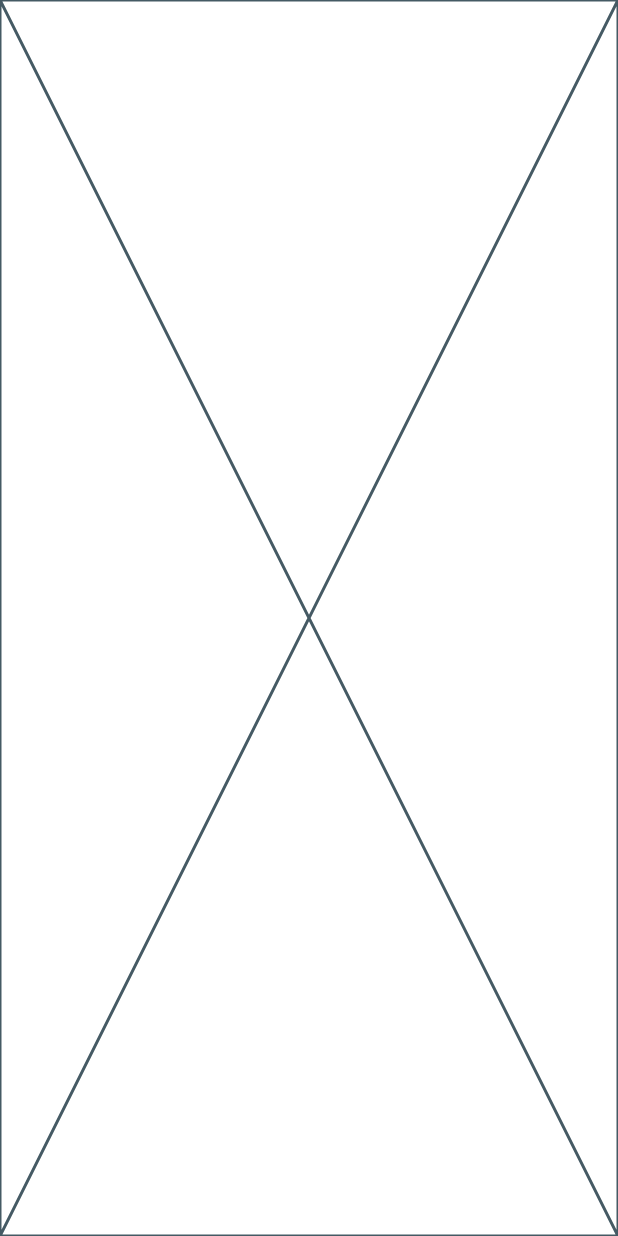
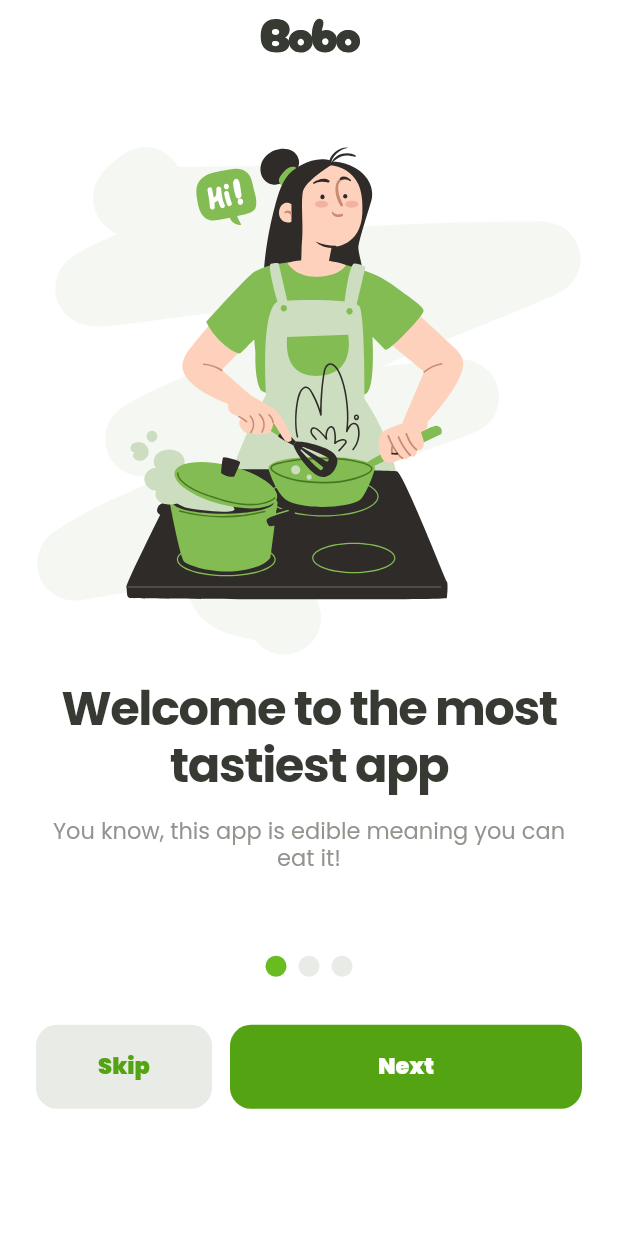
Before and after one commit to MohamedEssami20/app-delivery-food, a Flutter app: the screen it shows after launch, on a phone screen of 412 x 824 dp. Run offline on Flutter 3.47's test engine with Material 3 defaults, Android fonts, the phone set to English and light mode, and no system bars; our stand-ins replace flutter_svg, google_fonts.

Commit message:
create on boarding view body

```diff
--- a/lib/core/utils/assets.dart
+++ b/lib/core/utils/assets.dart
@@ -1,6 +1,42 @@
 // ignore_for_file: prefer_single_quotes
 class Assets {
   Assets._();
+
+  /// Assets for assetsImagesBackgroundOfImageOnBording1
+  /// assets/images/background_of_image_onBording1.svg
+  static const String assetsImagesBackgroundOfImageOnBording1 = "assets/images/background_of_image_onBording1.svg";
+
+  /// Assets for assetsImagesBackgroundOfImageOnBording2
+  /// assets/images/background_of_image_onBording2.svg
+  static const String assetsImagesBackgroundOfImageOnBording2 = "assets/images/background_of_image_onBording2.svg";
+
+  /// Assets for assetsImagesBackgroundOfImageOnBording3
+  /// assets/images/background_of_image_onBording3.svg
+  static const String assetsImagesBackgroundOfImageOnBording3 = "assets/images/background_of_image_onBording3.svg";
+
+  /// Assets for assetsImagesBackgroundOfImageOnBording4
+  /// assets/images/background_of_image_onBording4.svg
+  static const String assetsImagesBackgroundOfImageOnBording4 = "assets/images/background_of_image_onBording4.svg";
+
+  /// Assets for assetsImagesBirthdayGirlBackground
+  /// assets/images/Birthday_girl_background.svg
+  static const String assetsImagesBirthdayGirlBackground = "assets/images/Birthday_girl_background.svg";
+
+  /// Assets for assetsImagesBurgerOnBoardingBackground
+  /// assets/images/Burger_on_boarding_background.svg
+  static const String assetsImagesBurgerOnBoardingBackground = "assets/images/Burger_on_boarding_background.svg";
+
+  /// Assets for assetsImagesChefCookingBackground
+  /// assets/images/Chef_cooking_background.svg
+  static const String assetsImagesChefCookingBackground = "assets/images/Chef_cooking_background.svg";
+
+  /// Assets for assetsImagesDeliveryGuyBackground
+  /// assets/images/Delivery_guy_background.svg
+  static const String assetsImagesDeliveryGuyBackground = "assets/images/Delivery_guy_background.svg";
+
+  /// Assets for assetsImagesLogoText
+  /// assets/images/Logo_text.svg
+  static const String assetsImagesLogoText = "assets/images/Logo_text.svg";
 
   /// Assets for assetsImagesSplash
   /// assets/images/splash.svg
--- /dev/null
+++ b/lib/core/utils/custom_button.dart
@@ -0,0 +1,42 @@
+import 'package:flutter/material.dart';
+
+import '../helper/app_theme_helper.dart';
+
+class CustomButton extends StatelessWidget {
+  const CustomButton({
+    super.key,
+    this.child,
+    this.label,
+    this.onPressed,
+    this.backgroundColor,
+    this.textColor,
+  });
+  final Widget? child;
+  final String? label;
+  final void Function()? onPressed;
+  final Color? backgroundColor, textColor;
+  @override
+  Widget build(BuildContext context) {
+    final theme = AppThemeHelper(context);
+    return ElevatedButton(
+      onPressed: onPressed,
+
+      style: ElevatedButton.styleFrom(
+        elevation: 0.0,
+        backgroundColor: backgroundColor ?? theme.colors.primary600,
+        padding: const EdgeInsets.symmetric(vertical: 15),
+        shape: RoundedRectangleBorder(borderRadius: BorderRadius.circular(14)),
+      ),
+      child:
+          child ??
+          Text(
+            label!,
+            style: theme.textStyles.headlineSmall!.copyWith(
+              color: textColor ?? Colors.white,
+              fontFamily: "Poppins",
+              fontWeight: FontWeight.w900,
+            ),
+          ),
+    );
+  }
+}
--- a/lib/features/on_borading/presentation/views/on_boarding_view.dart
+++ b/lib/features/on_borading/presentation/views/on_boarding_view.dart
@@ -1,3 +1,5 @@
+import 'package:app_delivey_food/core/helper/app_theme_helper.dart';
+import 'package:app_delivey_food/features/on_borading/presentation/views/widgets/on_boarding_view_body.dart';
 import 'package:flutter/material.dart';
 
 class OnBoardingView extends StatelessWidget {
@@ -5,6 +7,9 @@ class OnBoardingView extends StatelessWidget {
   static const String routeName = 'onBoardingView';
   @override
   Widget build(BuildContext context) {
-    return const Placeholder();
+    return Scaffold(
+      backgroundColor: AppThemeHelper(context).colors.grey0,
+      body: SafeArea(child: OnBoardingViewBody()),
+    );
   }
 }
--- /dev/null
+++ b/lib/features/on_borading/presentation/views/widgets/on_boarding_body_item.dart
@@ -0,0 +1,33 @@
+import 'package:flutter/material.dart';
+import 'package:flutter_svg/svg.dart';
+
+import '../../../../../core/utils/assets.dart';
+
+class OnBoardingBodyItem extends StatelessWidget {
+  const OnBoardingBodyItem({
+    super.key,
+  });
+  @override
+  Widget build(BuildContext context) {
+    return SizedBox(
+      width: double.infinity,
+      child: Stack(
+        alignment: Alignment.center,
+        children: [
+          SvgPicture.asset(
+            Assets.assetsImagesBackgroundOfImageOnBording1,
+            width: MediaQuery.of(context).size.width * 0.88,
+          ),
+          Positioned(
+            bottom: -12,
+            left: 25,
+            child: SvgPicture.asset(
+              Assets.assetsImagesChefCookingBackground,
+              height: 400,
+            ),
+          ),
+        ],
+      ),
+    );
+  }
+}
--- /dev/null
+++ b/lib/features/on_borading/presentation/views/widgets/on_boarding_dots_indicator.dart
@@ -0,0 +1,20 @@
+import 'package:flutter/material.dart';
+
+import '../../../../../core/helper/app_theme_helper.dart';
+
+class OnBoardingDotsIndicator extends StatelessWidget {
+  const OnBoardingDotsIndicator({super.key, required this.isActive});
+  final bool isActive;
+  @override
+  Widget build(BuildContext context) {
+    final theme = AppThemeHelper(context);
+    return Container(
+      height: 14,
+      width: 14,
+      decoration: BoxDecoration(
+        shape: BoxShape.circle,
+        color: isActive ? theme.colors.primary500 : theme.colors.grey200,
+      ),
+    );
+  }
+}
--- /dev/null
+++ b/lib/features/on_borading/presentation/views/widgets/on_boarding_view_body.dart
@@ -0,0 +1,80 @@
+import 'package:app_delivey_food/core/helper/app_theme_helper.dart';
+import 'package:app_delivey_food/core/utils/assets.dart';
+import 'package:app_delivey_food/core/utils/custom_button.dart';
+import 'package:flutter/material.dart';
+import 'package:flutter_svg/svg.dart';
+
+import 'on_boarding_body_item.dart';
+import 'on_boarding_dots_indicator.dart';
+
+class OnBoardingViewBody extends StatelessWidget {
+  const OnBoardingViewBody({super.key});
+
+  @override
+  Widget build(BuildContext context) {
+    final theme = AppThemeHelper(context);
+    return Padding(
+      padding: const EdgeInsetsDirectional.only(top: 12, start: 24, end: 24),
+      child: Column(
+        crossAxisAlignment: CrossAxisAlignment.center,
+        spacing: 16,
+        children: [
+          Row(
+            mainAxisAlignment: MainAxisAlignment.center,
+            children: [SvgPicture.asset(Assets.assetsImagesLogoText)],
+          ),
+          const SizedBox(height: 30),
+          OnBoardingBodyItem(),
+          Text(
+            "Welcome to the most tastiest app",
+            style: theme.textStyles.displayMedium!.copyWith(
+              color: theme.colors.typography500,
+              fontFamily: "Poppins",
+              height: 1.2,
+            ),
+            textAlign: TextAlign.center,
+          ),
+          Text(
+            "You know, this app is edible meaning you can eat it!",
+            style: theme.textStyles.titleSmall!.copyWith(
+              color: theme.colors.typography200,
+              fontFamily: "Poppins",
+              height: 1.2,
+            ),
+            textAlign: TextAlign.center,
+          ),
+          const SizedBox(height: 24),
+          Row(
+            mainAxisAlignment: MainAxisAlignment.center,
+            children: const [
+              OnBoardingDotsIndicator(isActive: true),
+              SizedBox(width: 8),
+              OnBoardingDotsIndicator(isActive: false),
+              SizedBox(width: 8),
+              OnBoardingDotsIndicator(isActive: false),
+            ],
+          ),
+          const SizedBox(height: 0),
+          Row(
+            spacing: 12,
+            children: [
+              Expanded(
+                flex: 1,
+                child: CustomButton(
+                  label: "Skip",
+                  onPressed: () {},
+                  backgroundColor: theme.colors.grey200,
+                  textColor: theme.colors.primary600,
+                ),
+              ),
+              Expanded(
+                flex: 2,
+                child: CustomButton(label: "Next", onPressed: () {}),
+              ),
+            ],
+          ),
+        ],
+      ),
+    );
+  }
+}
--- a/lib/main.dart
+++ b/lib/main.dart
@@ -12,7 +12,7 @@ class AppDeliveryFood extends StatelessWidget {
   @override
   Widget build(BuildContext context) {
     return MaterialApp(
-      theme: AppTheme.darkTheme(),
+      theme: AppTheme.lightTheme(),
       debugShowCheckedModeBanner: false,
       onGenerateRoute: onGenerateRoute,
       initialRoute: SplashView.routeName,
```
Also changed, not shown: assets/images/Birthday_girl_background.svg (added), assets/images/Burger_on_boarding_background.svg (added), assets/images/Chef_cooking_background.svg (added), assets/images/Delivery_guy_background.svg (added), assets/images/Logo_text.svg (added), assets/images/background_of_image_onBording1.svg (added), assets/images/background_of_image_onBording2.svg (added), assets/images/background_of_image_onBording3.svg (added), assets/images/background_of_image_onBording4.svg (added).
